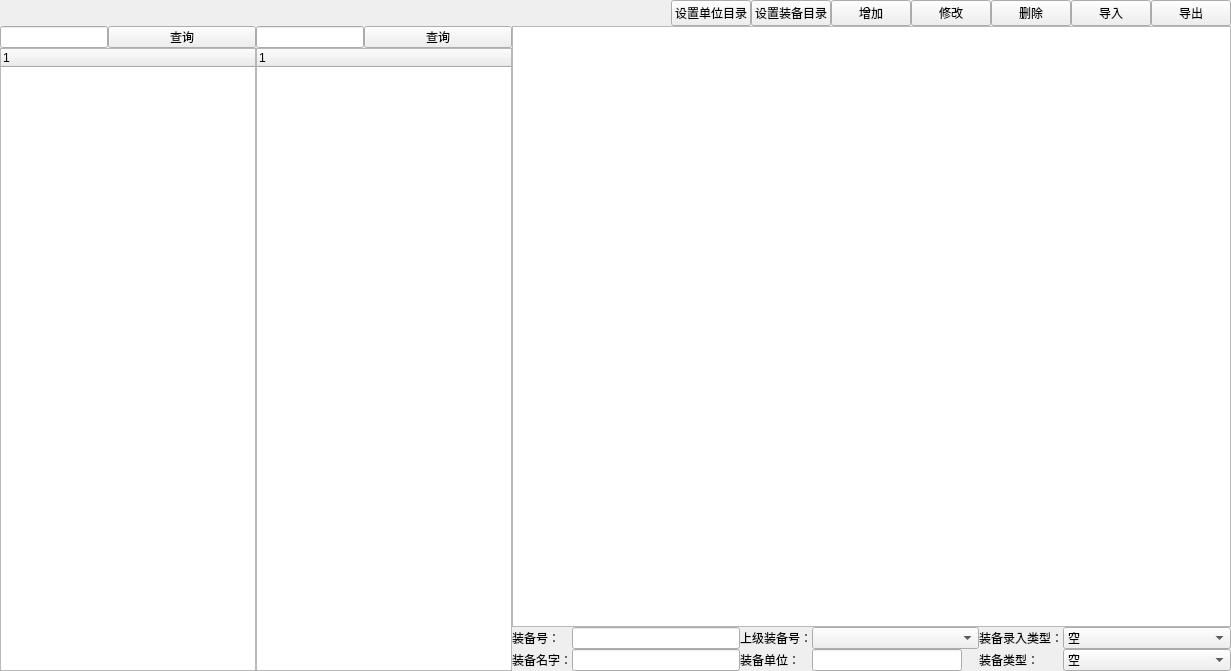
Before: the Qt Designer form widgets/alocatMange/select_set.ui in Belos10/Equip, drawn with Qt 5.
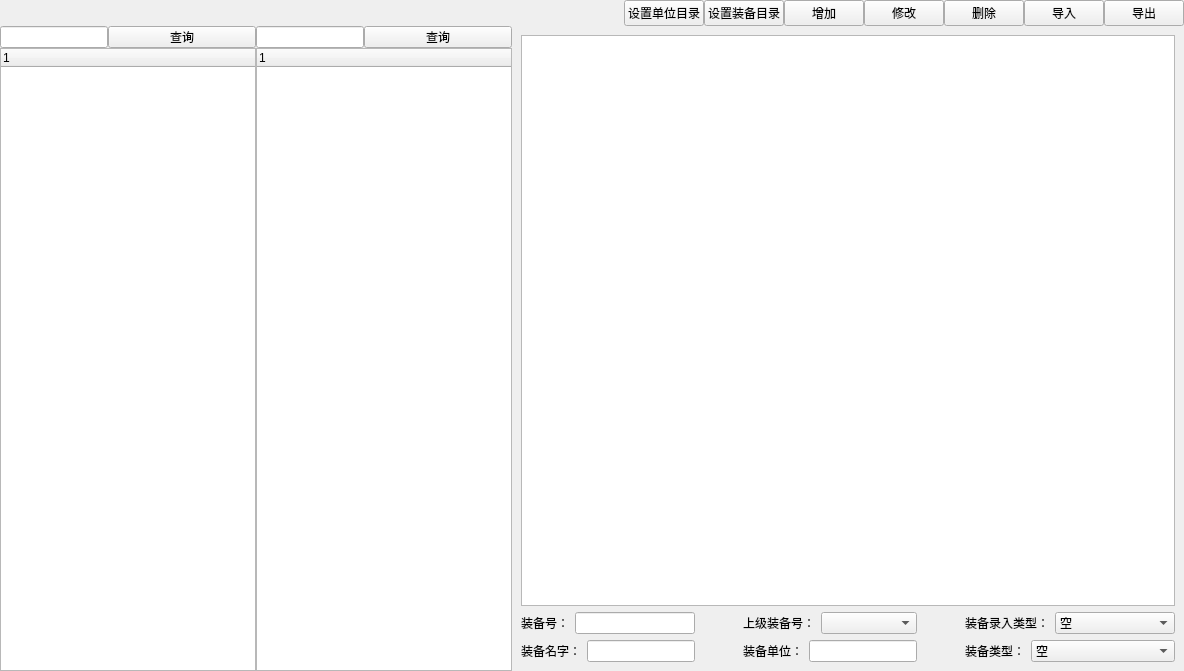
After: the same form once the commit is applied.

```diff
--- a/widgets/alocatMange/select_set.ui
+++ b/widgets/alocatMange/select_set.ui
@@ -6,7 +6,7 @@
    <rect>
     <x>0</x>
     <y>0</y>
-    <width>1231</width>
+    <width>1184</width>
     <height>671</height>
    </rect>
   </property>
@@ -245,64 +245,113 @@
    <item row="1" column="1">
     <widget class="QWidget" name="selectWidget" native="true">
      <layout class="QVBoxLayout" name="verticalLayout">
-      <property name="spacing">
-       <number>0</number>
-      </property>
-      <property name="leftMargin">
-       <number>0</number>
-      </property>
-      <property name="topMargin">
-       <number>0</number>
-      </property>
-      <property name="rightMargin">
-       <number>0</number>
-      </property>
-      <property name="bottomMargin">
-       <number>0</number>
-      </property>
       <item>
        <widget class="QTableWidget" name="tb_result"/>
       </item>
       <item>
-       <layout class="QGridLayout" name="gridLayout_2" columnstretch="0,1,0,1,0,1,0,0" columnminimumwidth="0,1,0,1,0,1,0,0">
-        <property name="leftMargin">
-         <number>0</number>
-        </property>
-        <property name="rightMargin">
-         <number>0</number>
-        </property>
-        <property name="spacing">
-         <number>0</number>
-        </property>
+       <layout class="QGridLayout" name="gridLayout_2">
         <item row="0" column="0">
+         <layout class="QHBoxLayout" name="horizontalLayout_4">
+          <item>
          <widget class="QLabel" name="lb_equipID">
           <property name="text">
            <string>装备号：</string>
           </property>
          </widget>
         </item>
-        <item row="0" column="4">
-         <widget class="QLabel" name="lb_inputType">
-          <property name="text">
-           <string>装备录入类型：</string>
-          </property>
-         </widget>
+          <item>
+           <widget class="QLineEdit" name="le_equipID">
+            <property name="sizePolicy">
+             <sizepolicy hsizetype="MinimumExpanding" vsizetype="Fixed">
+              <horstretch>0</horstretch>
+              <verstretch>0</verstretch>
+             </sizepolicy>
+            </property>
+            <property name="minimumSize">
+             <size>
+              <width>50</width>
+              <height>0</height>
+             </size>
+            </property>
+            <property name="maximumSize">
+             <size>
+              <width>120</width>
+              <height>16777215</height>
+             </size>
+            </property>
+           </widget>
+          </item>
+         </layout>
+        </item>
+        <item row="0" column="1">
+         <spacer name="horizontalSpacer_2">
+          <property name="orientation">
+           <enum>Qt::Horizontal</enum>
+          </property>
+          <property name="sizeHint" stdset="0">
+           <size>
+            <width>36</width>
+            <height>20</height>
+           </size>
+          </property>
+         </spacer>
         </item>
         <item row="0" column="2">
+         <layout class="QHBoxLayout" name="horizontalLayout_2">
+          <item>
          <widget class="QLabel" name="lb_equipUper">
           <property name="text">
            <string>上级装备号：</string>
           </property>
          </widget>
         </item>
-        <item row="1" column="4">
-         <widget class="QLabel" name="lb_equipType">
+          <item>
+           <widget class="QComboBox" name="cb_equipUper">
+            <property name="sizePolicy">
+             <sizepolicy hsizetype="Expanding" vsizetype="Fixed">
+              <horstretch>0</horstretch>
+              <verstretch>0</verstretch>
+             </sizepolicy>
+            </property>
+            <property name="minimumSize">
+             <size>
+              <width>50</width>
+              <height>0</height>
+             </size>
+            </property>
+            <property name="maximumSize">
+             <size>
+              <width>120</width>
+              <height>16777215</height>
+             </size>
+            </property>
+           </widget>
+          </item>
+         </layout>
+        </item>
+        <item row="0" column="3">
+         <spacer name="horizontalSpacer_4">
+          <property name="orientation">
+           <enum>Qt::Horizontal</enum>
+          </property>
+          <property name="sizeHint" stdset="0">
+           <size>
+            <width>36</width>
+            <height>20</height>
+           </size>
+          </property>
+         </spacer>
+        </item>
+        <item row="0" column="4">
+         <layout class="QHBoxLayout" name="horizontalLayout_10">
+          <item>
+           <widget class="QLabel" name="lb_inputType">
           <property name="text">
-           <string>装备类型：</string>
+             <string>装备录入类型：</string>
           </property>
          </widget>
         </item>
-        <item row="0" column="5">
+          <item>
          <widget class="QComboBox" name="cb_inputType">
           <property name="sizePolicy">
            <sizepolicy hsizetype="MinimumExpanding" vsizetype="Fixed">
@@ -333,56 +382,19 @@
           </item>
          </widget>
         </item>
-        <item row="1" column="1">
-         <widget class="QLineEdit" name="le_equipName">
-          <property name="sizePolicy">
-           <sizepolicy hsizetype="MinimumExpanding" vsizetype="Fixed">
-            <horstretch>0</horstretch>
-            <verstretch>0</verstretch>
-           </sizepolicy>
-          </property>
-          <property name="maximumSize">
-           <size>
-            <width>16777215</width>
-            <height>16777215</height>
-           </size>
-          </property>
-         </widget>
-        </item>
-        <item row="1" column="5">
-         <widget class="QComboBox" name="cb_equipType">
-          <property name="sizePolicy">
-           <sizepolicy hsizetype="MinimumExpanding" vsizetype="Fixed">
-            <horstretch>0</horstretch>
-            <verstretch>0</verstretch>
-           </sizepolicy>
-          </property>
-          <item>
-           <property name="text">
-            <string>空</string>
-           </property>
-          </item>
-          <item>
-           <property name="text">
-            <string>通用装备</string>
-           </property>
-          </item>
-          <item>
-           <property name="text">
-            <string>专用装备</string>
-           </property>
-          </item>
-         </widget>
+         </layout>
         </item>
         <item row="1" column="0">
+         <layout class="QHBoxLayout" name="horizontalLayout_9">
+          <item>
          <widget class="QLabel" name="lb_equipName">
           <property name="text">
            <string>装备名字：</string>
           </property>
          </widget>
         </item>
-        <item row="0" column="1">
-         <widget class="QLineEdit" name="le_equipID">
+          <item>
+           <widget class="QLineEdit" name="le_equipName">
           <property name="sizePolicy">
            <sizepolicy hsizetype="MinimumExpanding" vsizetype="Fixed">
             <horstretch>0</horstretch>
@@ -391,56 +403,114 @@
           </property>
           <property name="minimumSize">
            <size>
-            <width>120</width>
+              <width>50</width>
             <height>0</height>
            </size>
           </property>
           <property name="maximumSize">
            <size>
-            <width>16777215</width>
+              <width>120</width>
             <height>16777215</height>
            </size>
           </property>
          </widget>
         </item>
-        <item row="1" column="3">
-         <widget class="QLineEdit" name="le_equipUnit">
-          <property name="sizePolicy">
-           <sizepolicy hsizetype="MinimumExpanding" vsizetype="Fixed">
-            <horstretch>0</horstretch>
-            <verstretch>0</verstretch>
-           </sizepolicy>
+         </layout>
+        </item>
+        <item row="1" column="1">
+         <spacer name="horizontalSpacer_3">
+          <property name="orientation">
+           <enum>Qt::Horizontal</enum>
           </property>
-          <property name="maximumSize">
+          <property name="sizeHint" stdset="0">
            <size>
-            <width>150</width>
-            <height>16777215</height>
+            <width>42</width>
+            <height>20</height>
            </size>
           </property>
-         </widget>
+         </spacer>
         </item>
         <item row="1" column="2">
-         <widget class="QLabel" name="label">
+         <layout class="QHBoxLayout" name="horizontalLayout_3">
+          <item>
+           <widget class="QLabel" name="lb_equipUnit">
           <property name="text">
            <string>装备单位：</string>
           </property>
          </widget>
         </item>
-        <item row="0" column="3">
-         <widget class="QComboBox" name="cb_equipUper">
+          <item>
+           <widget class="QLineEdit" name="le_equipUnit">
           <property name="sizePolicy">
-           <sizepolicy hsizetype="MinimumExpanding" vsizetype="Fixed">
+             <sizepolicy hsizetype="Expanding" vsizetype="Fixed">
             <horstretch>0</horstretch>
             <verstretch>0</verstretch>
            </sizepolicy>
           </property>
           <property name="minimumSize">
            <size>
-            <width>120</width>
+              <width>50</width>
             <height>0</height>
            </size>
           </property>
-         </widget>
+            <property name="maximumSize">
+             <size>
+              <width>120</width>
+              <height>16777215</height>
+             </size>
+            </property>
+           </widget>
+          </item>
+         </layout>
+        </item>
+        <item row="1" column="3">
+         <spacer name="horizontalSpacer_5">
+          <property name="orientation">
+           <enum>Qt::Horizontal</enum>
+          </property>
+          <property name="sizeHint" stdset="0">
+           <size>
+            <width>36</width>
+            <height>20</height>
+           </size>
+          </property>
+         </spacer>
+        </item>
+        <item row="1" column="4">
+         <layout class="QHBoxLayout" name="horizontalLayout_11">
+          <item>
+           <widget class="QLabel" name="lb_equipType">
+            <property name="text">
+             <string>装备类型：</string>
+            </property>
+           </widget>
+          </item>
+          <item>
+           <widget class="QComboBox" name="cb_equipType">
+            <property name="sizePolicy">
+             <sizepolicy hsizetype="MinimumExpanding" vsizetype="Fixed">
+              <horstretch>0</horstretch>
+              <verstretch>0</verstretch>
+             </sizepolicy>
+            </property>
+            <item>
+             <property name="text">
+              <string>空</string>
+             </property>
+            </item>
+            <item>
+             <property name="text">
+              <string>通用装备</string>
+             </property>
+            </item>
+            <item>
+             <property name="text">
+              <string>专用装备</string>
+             </property>
+            </item>
+           </widget>
+          </item>
+         </layout>
         </item>
        </layout>
       </item>
```
Lines whose indentation alone changed are shown as unchanged.
